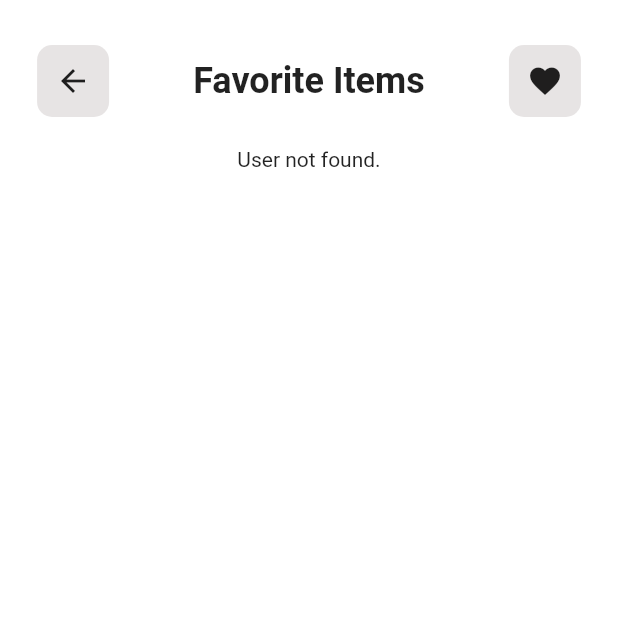
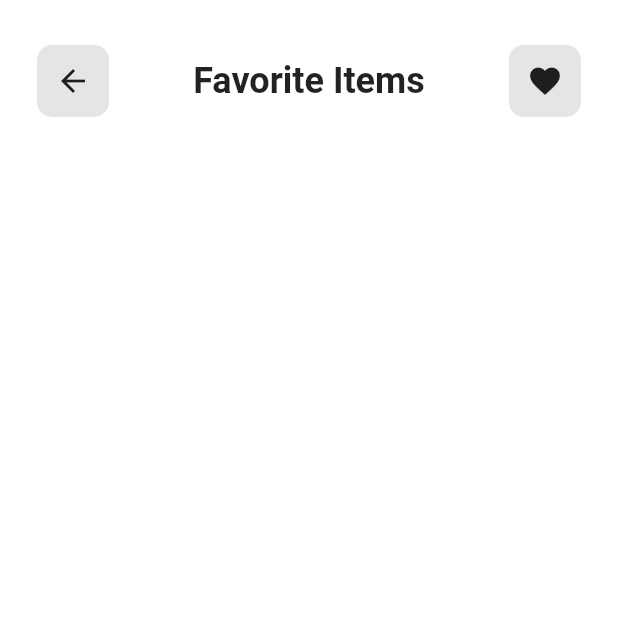
Before and after one commit to thesheerazali/e_commerce_app, a Flutter app: the MainPage screen opened directly, after a tap on the "favorite" icon, on a phone screen of 412 x 824 dp, the top half of it. Run offline on Flutter 3.47's test engine with Material 2 defaults, Android fonts, the phone set to English and light mode, and no system bars; our stand-ins replace floor, flutter_screenutil, google_fonts, google_nav_bar, readmore, sqflite; accounts and stored records are empty; generated files the repository leaves out were written again.

Commit message:
show only login user data functionality added

```diff
--- a/lib/db/dao/cart_dao.dart
+++ b/lib/db/dao/cart_dao.dart
@@ -4,8 +4,12 @@ import '../entity/cart.dart';
 
 @dao
 abstract class CartDao {
+
+  @Query("SELECT * FROM cart")
+  Future<List<Cart>> getAllFavData();
+
   @Query("SELECT * FROM cart WHERE uid=:uid")
-  Future<List<Cart>> getAllCartDataByUid(String uid);
+  Future<List<Cart>> getCartForUser(String uid);
 
   @Query("SELECT * FROM cart WHERE uid=:uid AND productId=:id")
   Future<Cart?> getCartInDataByUid(String uid, int id);
--- a/lib/db/dao/fav_dao.dart
+++ b/lib/db/dao/fav_dao.dart
@@ -10,9 +10,11 @@ abstract class FavDao {
   @Query("SELECT * FROM fav WHERE id =:id")
   Future<List<Fav>> clearCartByUId(int id);
 
+  // @Query('SELECT * FROM fav WHERE uid = :uid')
+  // Future<Fav?> getUserDataByEmail(String uid);
+
   @Query('SELECT * FROM fav WHERE uid = :uid')
-  Future<Fav?> getUserDataByEmail(String uid);
-
+  Future<List<Fav>> getFavoritesForUser(String uid);
   // @Query('SELECT uid FROM fav WHERE uid = :uid')
   // Future<String?> getEmailByEmail(String email);
 
--- a/lib/db/entity/cart.dart
+++ b/lib/db/entity/cart.dart
@@ -3,7 +3,7 @@ import 'package:floor/floor.dart';
 @entity
 class Cart {
   @primaryKey
-   final int productId;
+   final int? productId;
 
   final String title, type, image , uid;
    double price;
--- a/lib/main.dart
+++ b/lib/main.dart
@@ -63,7 +63,8 @@ class _MainPageState extends State<MainPage> {
     // TODO: implement initState
     super.initState();
 
-    Provider.of<LocalDBCartProvider>(context, listen: false).fetchAllContacts();
+    Provider.of<LocalDBCartProvider>(context, listen: false)
+        .fetchAllDataofCart();
     Provider.of<LocalDBFavProvider>(context, listen: false).fetchAllContacts();
   }
 
--- a/lib/provider/local_db__cart_provider.dart
+++ b/lib/provider/local_db__cart_provider.dart
@@ -1,3 +1,4 @@
+import 'package:flutter/cupertino.dart';
 import 'package:flutter/foundation.dart';
 
 import '../db/entity/cart.dart';
@@ -7,8 +8,11 @@ class LocalDBCartProvider extends ChangeNotifier {
   List<Cart> cartItems = [];
   List<Cart> get getcartItems => cartItems;
 
-  fetchAllContacts() async {
-    cartItems = await (await LocalDbService.cartDao).getAllCartDataByUid("NOT_SIGN_IN");
+  final TextEditingController emailController = TextEditingController();
+  final TextEditingController passwordController = TextEditingController();
+
+  fetchAllDataofCart() async {
+    cartItems = await (await LocalDbService.cartDao).getAllFavData();
 
     notifyListeners();
   }
@@ -18,16 +22,8 @@ class LocalDBCartProvider extends ChangeNotifier {
     notifyListeners();
   }
 
-  deleteItem(index) async {
-    (await LocalDbService.cartDao).deleteContacts(Cart(
-      productId: getcartItems[index].productId,
-      title: getcartItems[index].title,
-      type: getcartItems[index].type,
-      image: getcartItems[index].image,
-      price: getcartItems[index].price,
-      quaintity: getcartItems[index].quaintity,
-      uid: getcartItems[index].uid,
-    ));
+  deleteItem(Cart cart) async {
+    (await LocalDbService.cartDao).deleteContacts(cart);
 
     notifyListeners();
   }
--- a/lib/provider/local_db_fav_provider.dart
+++ b/lib/provider/local_db_fav_provider.dart
@@ -1,3 +1,4 @@
+import 'package:floor/floor.dart';
 import 'package:flutter/material.dart';
 
 import '../db/entity/fav.dart';
@@ -5,9 +6,11 @@ import '../db/services/localdb_services.dart';
 
 class LocalDBFavProvider extends ChangeNotifier {
   List<Fav> favItems = [];
-   List<Fav> favItemsbyEmail = [];
+  List<Fav> favItemsbyEmail = [];
 
   List<Fav> get getfavItems => favItems;
+
+
 
   final TextEditingController emailController = TextEditingController();
   final TextEditingController passwordController = TextEditingController();
--- a/lib/screens/cart/cart_screen.dart
+++ b/lib/screens/cart/cart_screen.dart
@@ -1,8 +1,11 @@
+import 'package:e_commerce_app/db/entity/cart.dart';
+import 'package:e_commerce_app/provider/local_db_fav_provider.dart';
 import 'package:flutter/material.dart';
 import 'package:provider/provider.dart';
 
-
+import '../../db/services/localdb_services.dart';
 import '../../provider/local_db__cart_provider.dart';
+import '../favorite/fav_page_app_bar.dart';
 
 class CartScreen extends StatefulWidget {
   const CartScreen({super.key});
@@ -12,31 +15,64 @@ class CartScreen extends StatefulWidget {
 }
 
 class _CartScreenState extends State<CartScreen> {
+  Future<List<Cart>> datafectFromEmail() async {
+    // var emails = await (await LocalDbService.usersDao)
+    //     .getEmailByEmail(emailController.text);
+    var value = Provider.of<LocalDBFavProvider>(context);
+
+    var valueCart = Provider.of<LocalDBCartProvider>(context);
+
+    var email = await (await LocalDbService.cartDao)
+        .getCartForUser(value.emailController.text);
+
+    valueCart.fetchAllDataofCart();
+
+    return email;
+  }
+
   @override
   Widget build(BuildContext context) {
     Size size = MediaQuery.of(context).size;
     return SafeArea(
       child: Scaffold(
           backgroundColor: Colors.white,
-          appBar: AppBar(
-            backgroundColor: Colors.transparent,
-            elevation: 0,
-            centerTitle: true,
-            title: const Text(
-              "Cart Items",
-              style: TextStyle(
-                  color: Colors.black,
-                  fontSize: 24,
-                  fontWeight: FontWeight.bold),
+          // appBar: AppBar(
+          //   backgroundColor: Colors.transparent,
+          //   elevation: 0,
+          //   centerTitle: true,
+          //   title: const Text(
+          //     "Cart Items",
+          //     style: TextStyle(
+          //         color: Colors.black,
+          //         fontSize: 24,
+          //         fontWeight: FontWeight.bold),
+          //   ),
+          // ),
+          body: Column(
+            children: [
+              const SizedBox(
+                height: 30,
               ),
+              const FavPageAppBar(),
+              const SizedBox(
+                height: 20,
               ),
-          body: Consumer<LocalDBCartProvider>(
-            builder: (context, value, child) => ListView.builder(
-              itemCount: value.getcartItems.length,
+              FutureBuilder<List<Cart?>>(
+                future: datafectFromEmail(),
+                builder: (context, snapshot) {
+                  if (snapshot.hasError) {
+                    return Text('Error: ${snapshot.error}');
+                  } else if (!snapshot.hasData || snapshot.data == null) {
+                    return Text('User not found.');
+                  } else {
+                    final email = snapshot.data!;
+                    return Expanded(
+                      child: ListView.builder(
+                        itemCount: snapshot.data!.length,
                         itemBuilder: (context, index) {
                           return Padding(
                             padding: EdgeInsets.symmetric(
-                      horizontal: size.width * .06, vertical: size.width * .02),
+                                vertical: size.width * .02),
                             child: ListTile(
                                 shape: RoundedRectangleBorder(
                                   //<-- SEE HERE
@@ -49,15 +85,28 @@ class _CartScreenState extends State<CartScreen> {
                                 leading: CircleAvatar(
                                   backgroundColor: const Color(0xff6ae792),
                                   backgroundImage:
-                            AssetImage(value.getcartItems[index].image),
+                                      AssetImage(email[index]!.image),
                                 ),
-                      title: Text(value.getcartItems[index].title),
-                      subtitle: Text(value.getcartItems[index].title),
+                                title: Text(email[index]!.title),
+                                subtitle: Text(email[index]!.title),
                                 trailing: IconButton(
                                   onPressed: () {
-                          value.deleteItem(index);
+                                    var value =
+                                        Provider.of<LocalDBCartProvider>(
+                                            context,
+                                            listen: false);
 
-                          value.fetchAllContacts();
+                                    Cart cart = Cart(
+                                        uid: email[index]!.uid,
+                                        productId: email[index]!.productId,
+                                        title: email[index]!.title,
+                                        type: email[index]!.type,
+                                        image: email[index]!.image,
+                                        price: email[index]!.price,
+                                        quaintity: email[index]!.quaintity);
+                                    value.deleteItem(cart);
+
+                                    value.fetchAllDataofCart();
                                   },
                                   icon: Icon(Icons.remove_circle),
                                   color: Colors.red,
@@ -65,6 +114,11 @@ class _CartScreenState extends State<CartScreen> {
                           );
                         },
                       ),
+                    );
+                  }
+                },
+              ),
+            ],
           )),
     );
   }
--- a/lib/screens/favorite/fav_screen.dart
+++ b/lib/screens/favorite/fav_screen.dart
@@ -17,14 +17,15 @@ class FavScreen extends StatefulWidget {
 }
 
 class _FavScreenState extends State<FavScreen> {
-  Future<Fav?> datafectFromEmail() async {
+  Future<List<Fav>> datafectFromEmail() async {
+    // var emails = await (await LocalDbService.usersDao)
+    //     .getEmailByEmail(emailController.text);
     var value = Provider.of<LocalDBFavProvider>(context);
 
-    // var emails = await (await LocalDbService.usersDao)
-    //     .getEmailByEmail(emailController.text);
+    var email = await (await LocalDbService.favDao)
+        .getFavoritesForUser(value.emailController.text);
 
-    var email =
-        await (await LocalDbService.favDao).getUserDataByEmail("sheeraz11");
+    value.fetchAllContacts();
 
     return email;
   }
@@ -48,71 +49,63 @@ class _FavScreenState extends State<FavScreen> {
                 const SizedBox(
                   height: 20,
                 ),
-                // Consumer<LocalDBFavProvider>(
-                //   builder: (context, value, child) => Expanded(
-                //     child: ListView.builder(
-                //       itemCount: value.getfavItems.length,
-                //       itemBuilder: (context, index) {
-                //         return Padding(
-                //           padding:
-                //               EdgeInsets.symmetric(vertical: size.width * .02),
-                //           child: ListTile(
-                //               shape: RoundedRectangleBorder(
-                //                 //<-- SEE HERE
-                //                 side: const BorderSide(
-                //                   width: 2,
-                //                   color: Color.fromARGB(255, 231, 228, 228),
-                //                 ),
-                //                 borderRadius: BorderRadius.circular(20),
-                //               ),
-                //               leading: CircleAvatar(
-                //                 backgroundColor: const Color(0xff6ae792),
-                //                 backgroundImage:
-                //                     AssetImage(value.getfavItems[index].image),
-                //               ),
-                //               title: Text(value.getfavItems[index].title),
-                //               subtitle: Text(value.getfavItems[index].title),
-                //               trailing: IconButton(
-                //                 onPressed: () {
-                //                   Fav fav = Fav(
-                //                       uid: "NOT_SIGN_IN",
-                //                       productId:
-                //                           value.getfavItems[index].productId,
-                //                       title: value.getfavItems[index].title,
-                //                       type: value.getfavItems[index].type,
-                //                       image: value.getfavItems[index].image,
-                //                       price: value.getfavItems[index].price,
-                //                       quaintity:
-                //                           value.getfavItems[index].quaintity);
-                //                   value.deleteItem(fav);
-
-                //                   value.fetchAllContacts();
-                //                 },
-                //                 icon: Icon(Icons.remove_circle),
-                //                 color: Colors.red,
-                //               )),
-                //         );
-                //       },
-                //     ),
-                //   ),
-                // ),
-
-                FutureBuilder<Fav?>(
+                FutureBuilder<List<Fav?>>(
                   future: datafectFromEmail(),
                   builder: (context, snapshot) {
-                    if (snapshot.connectionState == ConnectionState.waiting) {
-                      return CircularProgressIndicator();
-                    } else if (snapshot.hasError) {
+                    if (snapshot.hasError) {
                       return Text('Error: ${snapshot.error}');
                     } else if (!snapshot.hasData || snapshot.data == null) {
                       return Text('User not found.');
                     } else {
                       final email = snapshot.data!;
-                      return Column(
-                        mainAxisAlignment: MainAxisAlignment.center,
-                        children: [
-                          Text(email.title),
-                        ],
+                      return Expanded(
+                        child: ListView.builder(
+                          itemCount: snapshot.data!.length,
+                          itemBuilder: (context, index) {
+                            return Padding(
+                              padding: EdgeInsets.symmetric(
+                                  vertical: size.width * .02),
+                              child: ListTile(
+                                  shape: RoundedRectangleBorder(
+                                    //<-- SEE HERE
+                                    side: const BorderSide(
+                                      width: 2,
+                                      color: Color.fromARGB(255, 231, 228, 228),
+                                    ),
+                                    borderRadius: BorderRadius.circular(20),
+                                  ),
+                                  leading: CircleAvatar(
+                                    backgroundColor: const Color(0xff6ae792),
+                                    backgroundImage:
+                                        AssetImage(email[index]!.image),
+                                  ),
+                                  title: Text(email[index]!.title),
+                                  subtitle: Text(email[index]!.title),
+                                  trailing: IconButton(
+                                    onPressed: () {
+                                      var value =
+                                          Provider.of<LocalDBFavProvider>(
+                                              context,
+                                              listen: false);
+
+                                      Fav fav = Fav(
+                                          uid: email[index]!.uid,
+                                          productId: email[index]!.productId,
+                                          title: email[index]!.title,
+                                          type: email[index]!.type,
+                                          image: email[index]!.image,
+                                          price: email[index]!.price,
+                                          quaintity: email[index]!.quaintity);
+                                      value.deleteItem(fav);
+
+                                      value.fetchAllContacts();
+                                    },
+                                    icon: Icon(Icons.remove_circle),
+                                    color: Colors.red,
+                                  )),
+                            );
+                          },
+                        ),
                       );
                     }
                   },
--- a/lib/screens/home/home_custom_widget/categories_tab_bar.dart
+++ b/lib/screens/home/home_custom_widget/categories_tab_bar.dart
@@ -273,7 +273,7 @@ class _CategorieTabBarState extends State<CategorieTabBar>
                                         type: data[index].type,
                                         image: data[index].image,
                                         price: data[index].price,
-                                        quaintity: data[index].id,
+                                        quaintity: 1,
                                         uid: emails!);
 
                                     value.addToFav(addfav);
--- a/pubspec.yaml
+++ b/pubspec.yaml
@@ -43,6 +43,9 @@ dependencies:
   velocity_x: ^4.1.1
   google_fonts: ^5.1.0
   flutter_screenutil: ^5.8.4
+  shared_preferences: ^2.2.0
+
+
 
 dev_dependencies:
   flutter_test:
```
Also changed, not shown: lib/db/dao/user_dao.dart (+7 -0 lines), lib/screens/home/home_detail_page.dart (+17 -11 lines), lib/db/database/shop_me_database.g.dart, pubspec.lock, 1 other file. Lines whose indentation alone changed are shown as unchanged.
